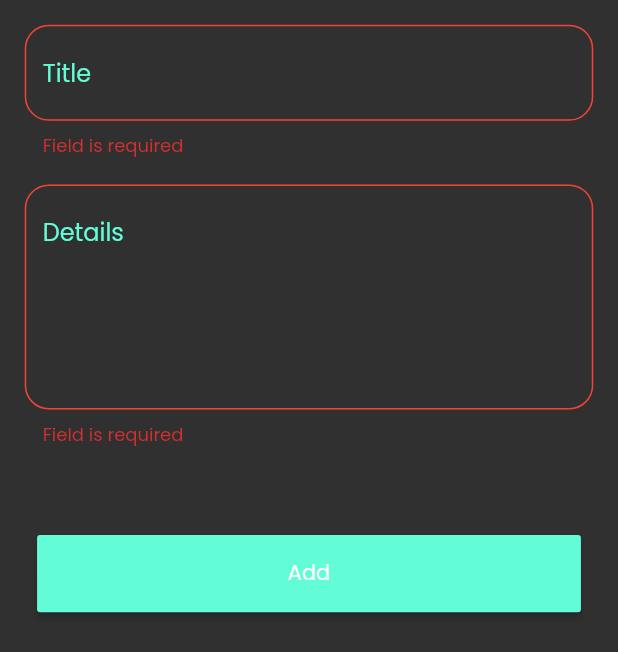
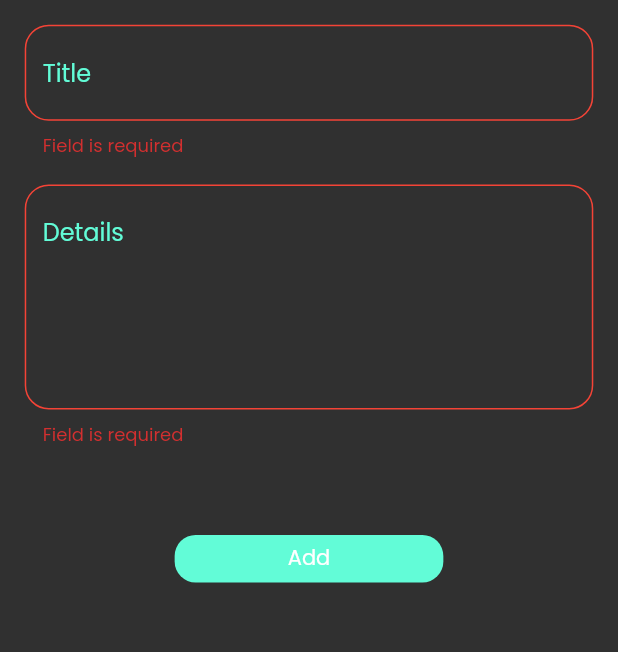
Before and after one commit to mostafaramadanhamed/noteApp, a Flutter app: the AddNoteBottomSheet widget shown alone on an empty page, opened directly, after a tap on "Add", on a phone screen of 412 x 824 dp. Shown: the top 652 px of the screen. Run offline on Flutter 3.47's test engine with Material 2 defaults, Android fonts, the phone set to English and light mode, and no system bars; drawn by our look-alikes of modal_progress_hud_nsn; our stand-ins replace flutter_bloc, font_awesome_flutter, hive, hive_flutter; accounts and stored records are empty.

Commit message:
edit button

```diff
--- a/lib/view/widget/add_note_bottomsheet.dart
+++ b/lib/view/widget/add_note_bottomsheet.dart
@@ -14,8 +14,6 @@ class AddNoteBottomSheet extends StatelessWidget {
   Widget build(BuildContext context) {
     return  BlocProvider(
       create: (context)=>NotesCubit(),
-      child: Padding(
-        padding: EdgeInsets.symmetric(horizontal:MediaQuery.of(context).size.height/50),
       child: BlocConsumer<NotesCubit,NotesStates>(
 
           listener: ( context, state){
@@ -29,9 +27,11 @@ class AddNoteBottomSheet extends StatelessWidget {
           builder: ( context, state) {
             return  ModalProgressHUD(
               inAsyncCall: state is AddNoteLoadingState ?true:false,
-                  child:const SingleChildScrollView(child:  AddNoteForm()));
+                child:Padding(
+                  padding: EdgeInsets.symmetric(horizontal:MediaQuery.of(context).size.height/50),
+                  child: const SingleChildScrollView(child:  AddNoteForm()),
+                ));
           },
-         ),
        ),
     );
   }
--- a/lib/view/widget/add_note_form.dart
+++ b/lib/view/widget/add_note_form.dart
@@ -1,7 +1,6 @@
 import 'package:flutter/material.dart';
 import 'package:flutter_bloc/flutter_bloc.dart';
 import 'package:whatsapp/cubit/notes_cubit.dart';
-import 'package:whatsapp/cubit/notes_states.dart';
 import 'package:whatsapp/data/models/note_model.dart';
 
 import '../constant.dart';
@@ -41,12 +40,18 @@ class _AddNoteFormState extends State<AddNoteForm> {
           ),
           Padding(
             padding:  EdgeInsets.symmetric(horizontal: MediaQuery.of(context).size.width/50,vertical: MediaQuery.of(context).size.height/50),
-            child: MaterialButton(
+            child: Container(
+              width: MediaQuery.of(context).size.width/2.3,
+              height:MediaQuery.of(context).size.width/13,
+              decoration: BoxDecoration(
+                borderRadius: BorderRadius.circular(14),
                 color: kPrimaryColor,
-              minWidth:MediaQuery.of(context).size.width,
-              height: MediaQuery.of(context).size.height/16,
-              onPressed: (){
-                if(formKey.currentState!.validate()){
+              ),
+              child: InkWell(
+               borderRadius: BorderRadius.circular(14),
+              onTap:(){
+                if(
+    formKey.currentState!.validate()){
     formKey.currentState!.save();
     var noteMode=NoteModel(title: title!, subTitle: subTitle!, date: DateTime.now().toString(), color: Colors.orange.value);
     BlocProvider.of<NotesCubit>(context).addNote(noteMode);
@@ -54,10 +59,9 @@ class _AddNoteFormState extends State<AddNoteForm> {
     else{
     autovalidateMode=AutovalidateMode.always;
     setState((){});
-                }
-              },
-              child: const Text('Add'),),
-          )
+    }},
+              child: const Center(child: Text('Add'))),),
+            ),
         ],
       ),
     );
```
Lines whose indentation alone changed are shown as unchanged.
